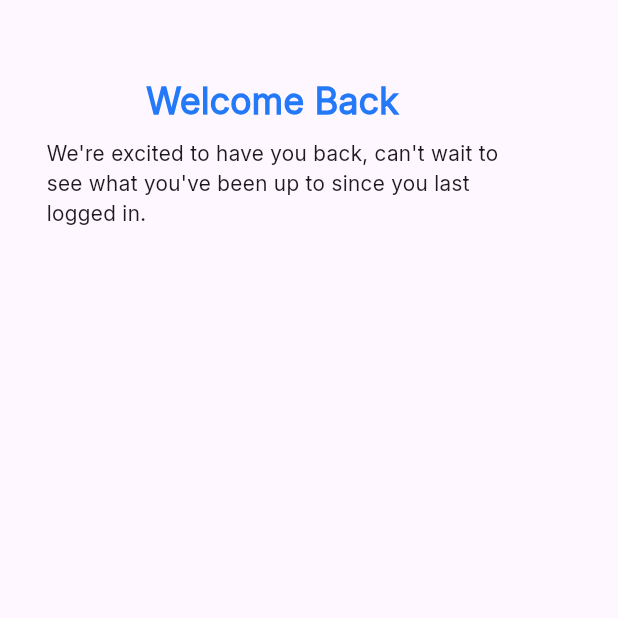
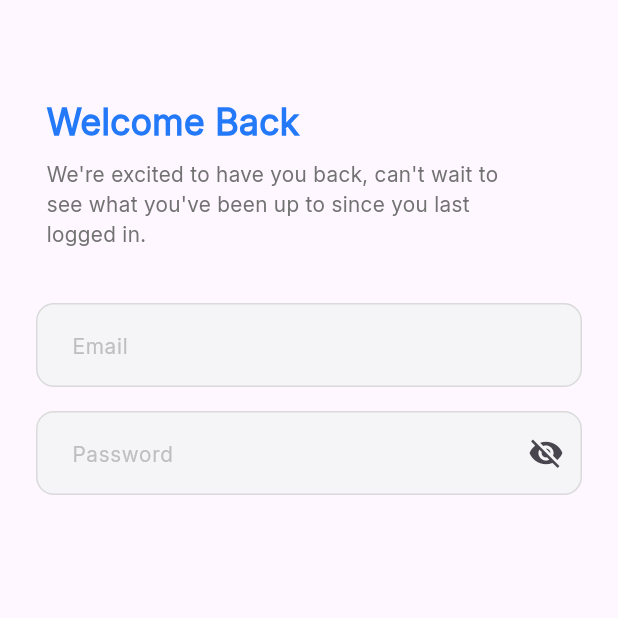
Before and after one commit to iYoussefAdly/doc_doc_clean_arch, a Flutter app: the SignInView screen opened by its route, on a phone screen of 412 x 824 dp, the top half of it. Run offline on Flutter 3.47's test engine with Material 3 defaults, Android fonts, the phone set to English and light mode, and no system bars; our stand-ins replace go_router, google_fonts.

Commit message:
create custom text field and add it to sign in view

```diff
--- a/lib/constants.dart
+++ b/lib/constants.dart
@@ -2,3 +2,4 @@ import 'dart:ui';
 
 const kTextPrimaryColor = Color(0xff2379F8);
 const kTextSecondaryColor = Color(0xff727272);
+const kBorderAndHintTextColor = Color(0xffBFBFBF);
--- /dev/null
+++ b/lib/core/utils/functions/build_border.dart
@@ -0,0 +1,7 @@
+import 'package:flutter/material.dart';
+OutlineInputBorder buildBorder({required double borderRadius,required Color borderColor}) {
+  return OutlineInputBorder(
+    borderRadius: BorderRadius.circular(borderRadius),
+    borderSide: BorderSide(color: borderColor.withOpacity(0.5)),
+  );
+}
--- a/lib/core/utils/styles.dart
+++ b/lib/core/utils/styles.dart
@@ -22,6 +22,11 @@ abstract class Styles {
     fontWeight: FontWeight.w400,
     color: kTextSecondaryColor,
   );
+  static const styleMedium14 = TextStyle(
+    fontSize: 14,
+    fontWeight: FontWeight.w500,
+    color: kBorderAndHintTextColor,
+  );
   static const styleRegular14 = TextStyle(
     fontSize: 14,
     fontWeight: FontWeight.w400,
@@ -35,6 +40,6 @@ abstract class Styles {
   static const styleSemiBold16 = TextStyle(
     fontSize: 16,
     fontWeight: FontWeight.w600,
-    color: Colors.white
+    color: Colors.white,
   );
 }
--- /dev/null
+++ b/lib/core/widgets/custom_text_field.dart
@@ -0,0 +1,54 @@
+import 'package:doc_doc_clean_arch/constants.dart';
+import 'package:doc_doc_clean_arch/core/utils/functions/build_border.dart';
+import 'package:doc_doc_clean_arch/core/utils/styles.dart';
+import 'package:flutter/material.dart';
+
+// ignore: must_be_immutable
+class CustomTextField extends StatefulWidget {
+  CustomTextField({
+    super.key,
+    required this.hintText,
+    required this.controller,
+    this.isItPassword = false,
+    this.isObscured = false,
+  });
+  final String hintText;
+  final TextEditingController? controller;
+  final bool isItPassword;
+  bool isObscured;
+  @override
+  State<CustomTextField> createState() => _CustomTextFieldState();
+}
+
+class _CustomTextFieldState extends State<CustomTextField> {
+  @override
+  Widget build(BuildContext context) {
+    return TextField(
+      obscureText: widget.isObscured,
+      controller: widget.controller,
+      decoration: InputDecoration(
+        enabledBorder: buildBorder(borderRadius: 12, borderColor: kBorderAndHintTextColor),
+        focusedBorder: buildBorder(borderRadius: 12, borderColor: kTextPrimaryColor),
+        fillColor: Color(0xffF5F5F7),
+        filled: true,
+        suffixIcon: widget.isItPassword
+            ? IconButton(
+                onPressed: () {
+                  setState(() {
+                    widget.isObscured = !widget.isObscured;
+                  });
+                },
+                icon: Icon(
+                  widget.isObscured ? Icons.visibility_off : Icons.visibility,
+                ),
+              )
+            : null,
+        contentPadding: EdgeInsets.symmetric(vertical: 16, horizontal: 20),
+        hintText: widget.hintText,
+        hintStyle: Styles.styleMedium14,
+      ),
+    );
+  }
+
+
+}
--- a/lib/features/auth/presentation/views/widgets/auth_intro.dart
+++ b/lib/features/auth/presentation/views/widgets/auth_intro.dart
@@ -8,10 +8,11 @@ class AuthIntro extends StatelessWidget {
   @override
   Widget build(BuildContext context) {
     return Column(
+      crossAxisAlignment: CrossAxisAlignment.start,
       children: [
         Text(text1, style: Styles.styleBold24),
         SizedBox(height: 8),
-        Text(text2),
+        Text(text2,style: Styles.styleRegular14,),
       ],
     );
   }
--- a/lib/features/auth/presentation/views/widgets/sign_in_view_body.dart
+++ b/lib/features/auth/presentation/views/widgets/sign_in_view_body.dart
@@ -1,7 +1,11 @@
+import 'package:doc_doc_clean_arch/core/widgets/custom_text_field.dart';
 import 'package:doc_doc_clean_arch/features/auth/presentation/views/widgets/auth_intro.dart';
 import 'package:flutter/material.dart';
+
 class SignInViewBody extends StatelessWidget {
-  const SignInViewBody({super.key});
+  SignInViewBody({super.key});
+  final TextEditingController emailController = TextEditingController();
+  final TextEditingController passwordController = TextEditingController();
   @override
   Widget build(BuildContext context) {
     return Padding(
@@ -9,13 +13,20 @@ class SignInViewBody extends StatelessWidget {
       child: Column(
         crossAxisAlignment: CrossAxisAlignment.start,
         children: [
-          SizedBox(height: 26),
+          SizedBox(height: 40),
           Padding(
             padding: const EdgeInsets.only(left: 7),
-            child: AuthIntro(text1: 'Welcome Back',text2: "We're excited to have you back, can't wait to\nsee what you've been up to since you last\nlogged in.",)
+            child: AuthIntro(
+              text1: 'Welcome Back',
+              text2:
+                  "We're excited to have you back, can't wait to\nsee what you've been up to since you last\nlogged in.",
+            ),
           ),
-
-          ],
+          SizedBox(height: 36),
+          CustomTextField(hintText: "Email", controller: emailController),
+          SizedBox(height: 16),
+          CustomTextField(hintText: "Password", controller: passwordController,isItPassword:true,isObscured: true,),
+        ],
       ),
     );
   }
```
